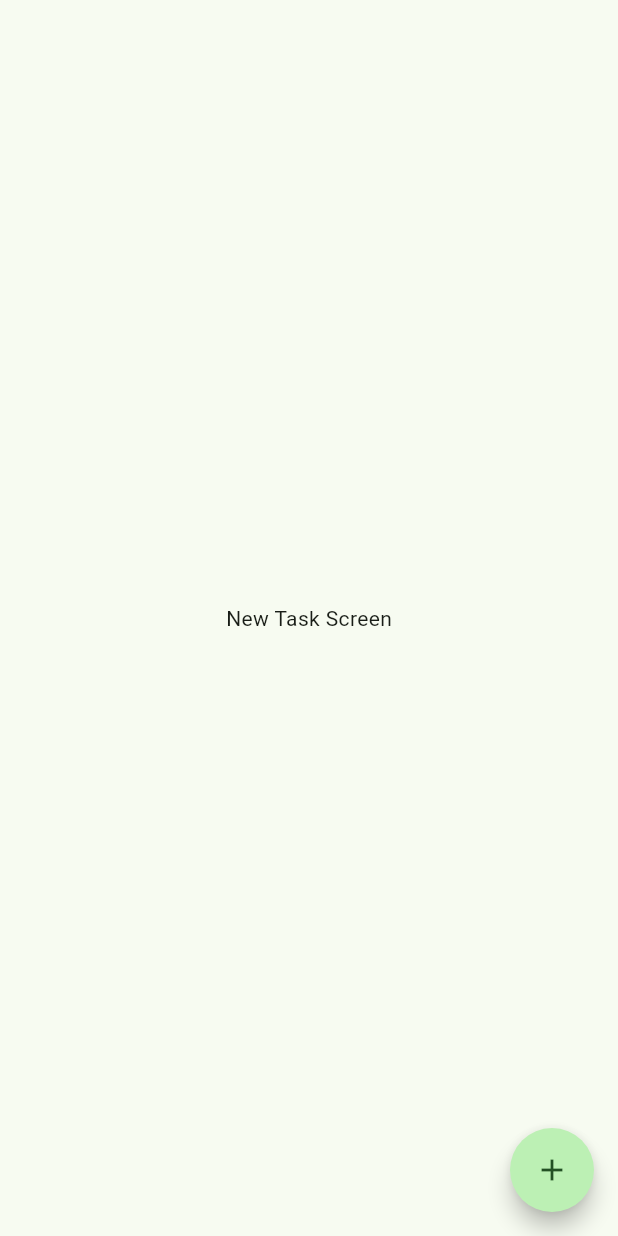
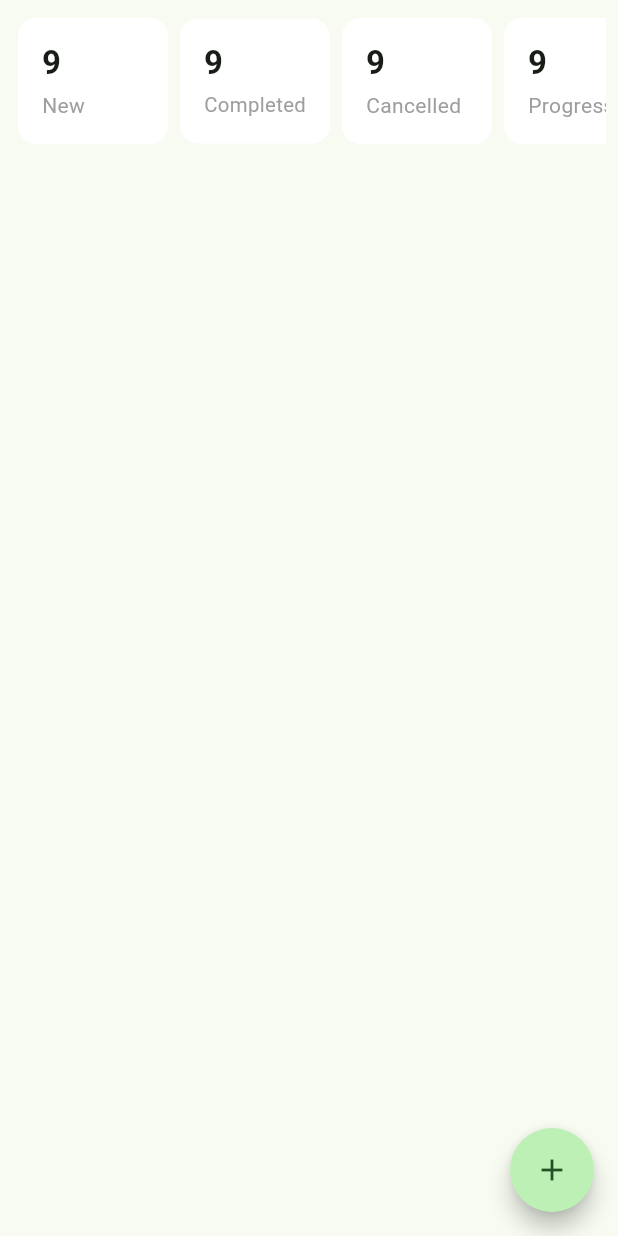
Before and after one commit to khandakerahsunhabib/task_manager, a Flutter app: the NewTaskScreen screen opened directly, on a phone screen of 412 x 824 dp. Run offline on Flutter 3.47's test engine with Material 3 defaults, Android fonts, the phone set to English and light mode, and no system bars; our stand-ins replace flutter_svg, pin_code_fields.

Commit message:
task summary card added to the new task screen

```diff
--- a/lib/ui/screens/add_new_task_screen.dart
+++ b/lib/ui/screens/add_new_task_screen.dart
@@ -14,7 +14,8 @@ class _AddNewTaskScreenState extends State<AddNewTaskScreen> {
     final themeData = Theme.of(context);
     return Scaffold(
       appBar: const TMAppBar(),
-      body: Padding(
+      body: SingleChildScrollView(
+        child: Padding(
           padding: const EdgeInsets.all(24),
           child: Column(
             crossAxisAlignment: CrossAxisAlignment.start,
@@ -24,7 +25,9 @@ class _AddNewTaskScreenState extends State<AddNewTaskScreen> {
               ),
               Text(
                 'Add New Task',
-              style: themeData.textTheme.titleLarge,
+                style: themeData.textTheme.titleLarge!.copyWith(
+                  fontWeight: FontWeight.w600,
+                ),
               ),
               const SizedBox(
                 height: 24,
@@ -55,6 +58,7 @@ class _AddNewTaskScreenState extends State<AddNewTaskScreen> {
             ],
           ),
         ),
+      ),
     );
   }
 }
--- a/lib/ui/screens/new_task_screen.dart
+++ b/lib/ui/screens/new_task_screen.dart
@@ -1,5 +1,6 @@
 import 'package:flutter/material.dart';
 import 'package:task_manager/ui/screens/add_new_task_screen.dart';
+import 'package:task_manager/ui/widgets/task_summary_card.dart';
 
 class NewTaskScreen extends StatefulWidget {
   const NewTaskScreen({super.key});
@@ -11,15 +12,49 @@ class NewTaskScreen extends StatefulWidget {
 class _NewTaskScreenState extends State<NewTaskScreen> {
   @override
   Widget build(BuildContext context) {
+    final themeData = Theme.of(context).textTheme;
     return Scaffold(
-      body: const Center(
-        child: Text('New Task Screen'),
+      body: Column(
+        children: [_buildSummarySection(themeData)],
       ),
       floatingActionButton: FloatingActionButton(
         shape: const StadiumBorder(),
         onPressed: _onTapAddFAB,
         child: const Icon(
           Icons.add,
+        ),
+      ),
+    );
+  }
+
+  Padding _buildSummarySection(TextTheme themeData) {
+    return Padding(
+      padding: const EdgeInsets.all(8.0),
+      child: SingleChildScrollView(
+        scrollDirection: Axis.horizontal,
+        child: Row(
+          children: [
+            TaskSummaryCard(
+              themeData: themeData,
+              title: 'New',
+              count: 09,
+            ),
+            TaskSummaryCard(
+              themeData: themeData,
+              title: 'Completed',
+              count: 09,
+            ),
+            TaskSummaryCard(
+              themeData: themeData,
+              title: 'Cancelled',
+              count: 09,
+            ),
+            TaskSummaryCard(
+              themeData: themeData,
+              title: 'Progress',
+              count: 09,
+            ),
+          ],
         ),
       ),
     );
--- /dev/null
+++ b/lib/ui/widgets/task_summary_card.dart
@@ -0,0 +1,49 @@
+import 'package:flutter/material.dart';
+
+class TaskSummaryCard extends StatelessWidget {
+  const TaskSummaryCard(
+      {super.key,
+      required this.themeData,
+      required this.title,
+      required this.count});
+
+  final TextTheme themeData;
+  final String title;
+  final int count;
+
+  @override
+  Widget build(BuildContext context) {
+    return Card(
+      elevation: 0,
+      color: Colors.white,
+      child: SizedBox(
+        width: 100,
+        child: Padding(
+          padding: const EdgeInsets.all(16),
+          child: Column(
+            crossAxisAlignment: CrossAxisAlignment.start,
+            children: [
+              Text(
+                '$count',
+                style: themeData.titleLarge!.copyWith(
+                  fontWeight: FontWeight.w600,
+                ),
+              ),
+              const SizedBox(
+                height: 4,
+              ),
+              FittedBox(
+                child: Text(
+                  title,
+                  style: const TextStyle(
+                    color: Colors.grey,
+                  ),
+                ),
+              ),
+            ],
+          ),
+        ),
+      ),
+    );
+  }
+}
```
Lines whose indentation alone changed are shown as unchanged.
